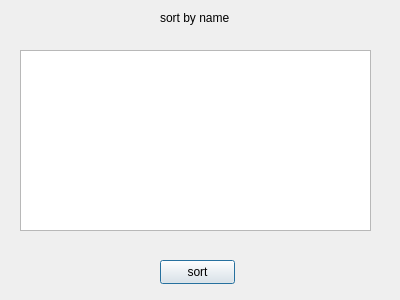
This is dialog_sort_project.ui in annishelion/ap-projet as Qt 5 draws it before an edit. The edited form follows.
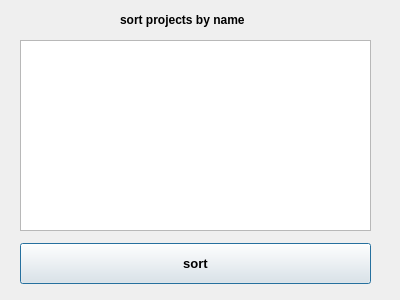
This is the edited form.

Diff of the .ui file:
```diff
--- a/dialog_sort_project.ui
+++ b/dialog_sort_project.ui
@@ -17,21 +17,27 @@
    <property name="geometry">
     <rect>
      <x>20</x>
-     <y>50</y>
+     <y>40</y>
      <width>351</width>
-     <height>181</height>
+     <height>191</height>
     </rect>
    </property>
   </widget>
   <widget class="QPushButton" name="pushButton">
    <property name="geometry">
     <rect>
-     <x>160</x>
-     <y>260</y>
-     <width>75</width>
-     <height>24</height>
+     <x>20</x>
+     <y>243</y>
+     <width>351</width>
+     <height>41</height>
     </rect>
    </property>
+   <property name="font">
+    <font>
+     <pointsize>10</pointsize>
+     <bold>true</bold>
+    </font>
+   </property>
    <property name="text">
     <string>sort</string>
    </property>
@@ -39,14 +45,19 @@
   <widget class="QLabel" name="label">
    <property name="geometry">
     <rect>
-     <x>160</x>
+     <x>120</x>
      <y>10</y>
-     <width>131</width>
-     <height>16</height>
+     <width>201</width>
+     <height>20</height>
     </rect>
    </property>
+   <property name="font">
+    <font>
+     <bold>true</bold>
+    </font>
+   </property>
    <property name="text">
-    <string>sort by name</string>
+    <string>sort projects by name</string>
    </property>
   </widget>
  </widget>
```
